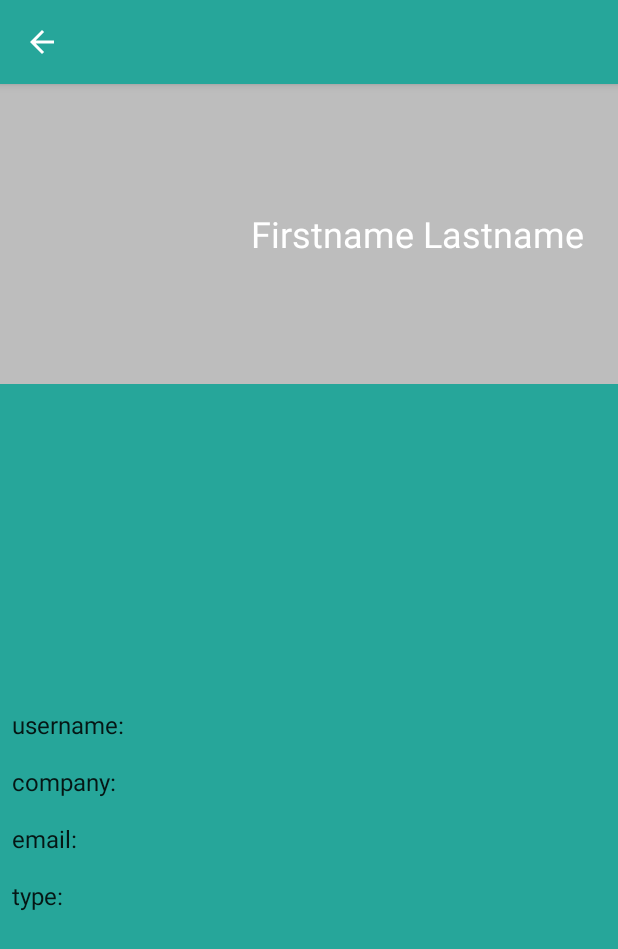
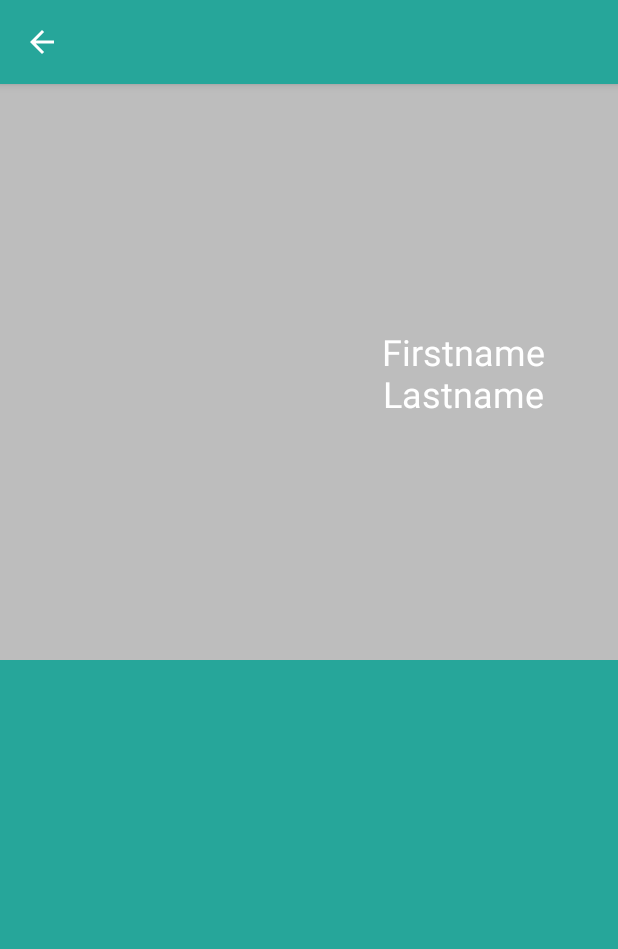
Before and after one commit to vitordmoraes/Cursos-e-Tutoriais-Raywanderlich, an Android app: the MemberActivity screen opened directly, with no data from a screen before it, on a phone screen of 412 x 824 dp. Shown: the top 949 px of the screen. Run offline under Robolectric (Android 15) with nearby library versions, the phone set to English and light mode, and no system bars; our stand-ins replace Picasso; pictures from the network do not load.

Commit message:
Praticas com Layouts
Utilizando chains do constraint layout para anexar View sem necessitar de um Linear Layout.
Criando um layout alternativo para landscape mode.
raywanderlich.com

```diff
--- /dev/null
+++ b/Praticas com Layouts/app/src/main/res/layout-land/activity_member.xml
@@ -0,0 +1,118 @@
+<?xml version="1.0" encoding="utf-8"?>
+<androidx.constraintlayout.widget.ConstraintLayout xmlns:android="http://schemas.android.com/apk/res/android"
+    xmlns:app="http://schemas.android.com/apk/res-auto"
+    xmlns:tools="http://schemas.android.com/tools"
+    android:layout_width="match_parent"
+    android:layout_height="match_parent"
+    android:id="@+id/firstLayout"
+    tools:context="com.raywenderlich.android.octomembers.ui.member.MemberActivity">
+
+  <LinearLayout
+      android:id="@+id/avatarContainer"
+      android:layout_width="0dp"
+      android:layout_height="match_parent"
+      android:background="@color/colorAccent"
+      android:gravity="center"
+      app:layout_constraintBottom_toBottomOf="parent"
+      app:layout_constraintStart_toStartOf="parent"
+      app:layout_constraintTop_toTopOf="parent"
+      app:layout_constraintEnd_toStartOf="@id/memberInfoContainer"
+      android:orientation="vertical">
+
+
+    <ImageView
+        android:id="@+id/memberAvatar"
+        android:layout_width="@dimen/detail_avatar_container_size"
+        android:layout_height="@dimen/detail_avatar_container_size"
+        android:contentDescription="@string/contentDescription_teamMemberAvatar"
+        android:padding="@dimen/padding_standard"
+        tools:src="@drawable/ic_launcher_background" />
+
+    <TextView
+        android:id="@+id/memberName"
+        android:layout_width="wrap_content"
+        android:layout_height="wrap_content"
+        android:gravity="center"
+        android:maxLines="3"
+        android:padding="@dimen/padding_standard"
+        android:text="Firstname Lastname"
+        android:textColor="@android:color/white"
+        android:textSize="@dimen/member_name_on_screen" />
+
+  </LinearLayout>
+
+  <LinearLayout
+      android:id="@+id/memberInfoContainer"
+      android:layout_width="0dp"
+      android:layout_height="match_parent"
+      android:background="@color/colorPrimary"
+      android:gravity="center"
+      android:orientation="vertical"
+      app:layout_constraintBottom_toBottomOf="parent"
+      app:layout_constraintStart_toEndOf="@id/avatarContainer"
+      app:layout_constraintTop_toTopOf="parent"
+      app:layout_constraintEnd_toEndOf="parent">
+
+    <LinearLayout
+        android:layout_width="match_parent"
+        android:layout_height="wrap_content"></LinearLayout>
+
+    <LinearLayout
+        android:layout_width="match_parent"
+        android:layout_height="wrap_content"
+        android:id="@+id/memberLoginContainer">
+
+      <TextView
+          style="@style/member_label"
+          android:text="@string/label_login" />
+
+      <TextView
+          android:id="@+id/memberLogin"
+          style="@style/member_info" />
+    </LinearLayout>
+
+    <LinearLayout
+        android:layout_width="match_parent"
+        android:layout_height="wrap_content"
+        android:id="@+id/memberCompanyContainer">
+
+      <TextView
+          style="@style/member_label"
+          android:text="@string/label_company" />
+
+      <TextView
+          android:id="@+id/memberCompany"
+          style="@style/member_info" />
+    </LinearLayout>
+
+    <LinearLayout
+        android:layout_width="match_parent"
+        android:layout_height="wrap_content"
+        android:id="@+id/memberEmailContainer">
+
+      <TextView
+          style="@style/member_label"
+          android:text="@string/label_email" />
+
+      <TextView
+          android:id="@+id/memberEmail"
+          style="@style/member_info" />
+
+    </LinearLayout>
+
+    <LinearLayout
+        android:layout_width="match_parent"
+        android:layout_height="wrap_content"
+        android:id="@+id/memberTypeContainer">
+
+      <TextView
+          style="@style/member_label"
+          android:text="@string/label_type" />
+
+      <TextView
+          android:id="@+id/memberType"
+          style="@style/member_info" />
+
+    </LinearLayout>
+  </LinearLayout>
+</androidx.constraintlayout.widget.ConstraintLayout>
--- a/Praticas com Layouts/app/src/main/res/layout/activity_member.xml
+++ b/Praticas com Layouts/app/src/main/res/layout/activity_member.xml
@@ -2,119 +2,147 @@
 <androidx.constraintlayout.widget.ConstraintLayout xmlns:android="http://schemas.android.com/apk/res/android"
     xmlns:app="http://schemas.android.com/apk/res-auto"
     xmlns:tools="http://schemas.android.com/tools"
+    android:id="@+id/firstLayout"
     android:layout_width="match_parent"
     android:layout_height="match_parent"
     android:orientation="vertical"
-    android:id="@+id/firstLayout"
     tools:context="com.raywenderlich.android.octomembers.ui.member.MemberActivity">
 
-  <LinearLayout
-      android:id="@+id/avatarContainer"
-      android:layout_width="match_parent"
-      android:layout_height="@dimen/detail_avatar_container_size"
+
+  <View
+      android:layout_width="0dp"
+      android:layout_height="0dp"
       android:background="@color/colorAccent"
-      android:gravity="center_vertical"
+      app:layout_constraintBottom_toTopOf="@id/HorizontalGuideline"
       app:layout_constraintEnd_toEndOf="parent"
       app:layout_constraintStart_toStartOf="parent"
-      app:layout_constraintTop_toTopOf="parent"
-      app:layout_constraintBottom_toTopOf="@id/avatarContainer">
+      app:layout_constraintTop_toTopOf="parent"/>
 
+  <View
+      android:layout_width="0dp"
+      android:layout_height="0dp"
+      android:background="@color/colorPrimary"
+      app:layout_constraintTop_toBottomOf="@id/HorizontalGuideline"
+      app:layout_constraintEnd_toEndOf="parent"
+      app:layout_constraintStart_toStartOf="parent"
+      app:layout_constraintBottom_toBottomOf="parent"/>
 
   <ImageView
       android:id="@+id/memberAvatar"
       android:layout_width="@dimen/detail_avatar_size"
       android:layout_height="@dimen/detail_avatar_size"
       android:contentDescription="@string/contentDescription_teamMemberAvatar"
-        android:padding="@dimen/padding_standard"
-        tools:src="@drawable/ic_launcher_background" />
+      android:padding="@dimen/padding_double"
+      tools:src="@drawable/ic_launcher_background"
+      app:layout_constraintTop_toTopOf="parent"
+      app:layout_constraintStart_toStartOf="parent"
+      app:layout_constraintEnd_toEndOf="@id/VerticalGuidline"
+      app:layout_constraintBottom_toTopOf="@id/HorizontalGuideline"/>
+
 
 
   <TextView
       android:id="@+id/memberName"
       android:layout_width="0dp"
       android:layout_height="wrap_content"
-        android:layout_weight="1"
       android:gravity="center"
       android:maxLines="3"
       android:padding="@dimen/padding_standard"
       android:text="Firstname Lastname"
       android:textColor="@android:color/white"
-        android:textSize="@dimen/member_name_on_screen" />
-
-  </LinearLayout>
-
-  <LinearLayout
-      android:id="@+id/memberInfoContainer"
-      android:layout_width="0dp"
-      android:layout_height="0dp"
-      android:background="@color/colorPrimary"
-      android:gravity="center"
-      android:orientation="vertical"
-      app:layout_constraintBottom_toBottomOf="parent"
+      android:textSize="@dimen/member_name_on_screen"
+      app:layout_constraintTop_toTopOf="parent"
       app:layout_constraintEnd_toEndOf="parent"
-      app:layout_constraintStart_toStartOf="parent"
-      app:layout_constraintTop_toBottomOf="@id/avatarContainer">
-
-    <LinearLayout
-        android:layout_width="match_parent"
-        android:layout_height="wrap_content"></LinearLayout>
-
-    <LinearLayout
-        android:layout_width="match_parent"
-        android:layout_height="wrap_content"
-        android:id="@+id/memberLoginContainer">
+      app:layout_constraintStart_toStartOf="@id/VerticalGuidline"
+      app:layout_constraintBottom_toTopOf="@id/HorizontalGuideline"/>
 
   <TextView
+          android:id="@+id/labelLogin"
           style="@style/member_label"
-          android:text="@string/label_login" />
+          android:text="@string/label_login"
+          app:layout_constraintEnd_toStartOf="@+id/InfoVerticalGuideline"
+          app:layout_constraintTop_toBottomOf="@+id/HorizontalGuideline"
+          app:layout_constraintBottom_toTopOf="@+id/labelCompany"
+          app:layout_constraintVertical_chainStyle="packed"/>
+
+
+  <TextView
+      android:id="@+id/labelCompany"
+      style="@style/member_label"
+      android:text="@string/label_company"
+      app:layout_constraintEnd_toStartOf="@+id/InfoVerticalGuideline"
+      app:layout_constraintTop_toBottomOf="@+id/labelLogin"
+      app:layout_constraintBottom_toTopOf="@+id/labelEmail" />
+
+  <TextView
+        android:id="@+id/labelEmail"
+        style="@style/member_label"
+        android:text="@string/label_email"
+        app:layout_constraintEnd_toStartOf="@+id/InfoVerticalGuideline"
+        app:layout_constraintTop_toBottomOf="@+id/labelCompany"
+        app:layout_constraintBottom_toTopOf="@+id/labelType"/>
+
+    <TextView
+        android:id="@+id/labelType"
+        style="@style/member_label"
+        android:text="@string/label_type"
+        app:layout_constraintEnd_toStartOf="@+id/InfoVerticalGuideline"
+        app:layout_constraintTop_toBottomOf="@+id/labelEmail"
+        app:layout_constraintBottom_toBottomOf="parent"/>
 
       <TextView
           android:id="@+id/memberLogin"
-          style="@style/member_info" />
-    </LinearLayout>
-
-    <LinearLayout
-        android:layout_width="match_parent"
-        android:layout_height="wrap_content"
-        android:id="@+id/memberCompanyContainer">
-
-      <TextView
-          style="@style/member_label"
-          android:text="@string/label_company" />
+          style="@style/member_info"
+          app:layout_constraintBottom_toTopOf="@+id/memberCompany"
+          app:layout_constraintStart_toStartOf="@id/VerticalGuidline"
+          app:layout_constraintTop_toBottomOf="@id/HorizontalGuideline"
+          app:layout_constraintVertical_chainStyle="packed"
+          tools:visibility="visible"/>
 
       <TextView
           android:id="@+id/memberCompany"
-          style="@style/member_info" />
-    </LinearLayout>
-
-    <LinearLayout
-        android:layout_width="match_parent"
-        android:layout_height="wrap_content"
-        android:id="@+id/memberEmailContainer">
-
-      <TextView
-          style="@style/member_label"
-          android:text="@string/label_email" />
+          style="@style/member_info"
+          app:layout_constraintBottom_toTopOf="@+id/memberEmail"
+          app:layout_constraintStart_toStartOf="@id/VerticalGuidline"
+          app:layout_constraintTop_toBottomOf="@id/memberLogin"
+          tools:visibility="visible"/>
 
       <TextView
           android:id="@+id/memberEmail"
-          style="@style/member_info" />
-
-    </LinearLayout>
-
-    <LinearLayout
-        android:layout_width="match_parent"
-        android:layout_height="wrap_content"
-        android:id="@+id/memberTypeContainer">
-
-      <TextView
-          style="@style/member_label"
-          android:text="@string/label_type" />
+          style="@style/member_info"
+          app:layout_constraintBottom_toTopOf="@+id/memberType"
+          app:layout_constraintStart_toStartOf="@id/VerticalGuidline"
+          app:layout_constraintTop_toBottomOf="@id/memberCompany"
+          tools:visibility="visible"/>
 
       <TextView
           android:id="@+id/memberType"
-          style="@style/member_info" />
+          style="@style/member_info"
+          app:layout_constraintStart_toStartOf="@id/VerticalGuidline"
+          app:layout_constraintTop_toBottomOf="@id/memberEmail"
+          app:layout_constraintBottom_toBottomOf="parent"
+          tools:visibility="visible"/>
 
-    </LinearLayout>
-  </LinearLayout>
+
+
+  <androidx.constraintlayout.widget.Guideline
+      android:id="@+id/VerticalGuidline"
+      android:layout_width="wrap_content"
+      android:layout_height="wrap_content"
+      android:orientation="vertical"
+      app:layout_constraintGuide_percent="0.5" />
+
+  <androidx.constraintlayout.widget.Guideline
+      android:id="@+id/InfoVerticalGuideline"
+      android:layout_width="wrap_content"
+      android:layout_height="wrap_content"
+      android:orientation="vertical"
+      app:layout_constraintGuide_percent="0.4" />
+
+  <androidx.constraintlayout.widget.Guideline
+      android:id="@+id/HorizontalGuideline"
+      android:layout_width="wrap_content"
+      android:layout_height="wrap_content"
+      android:orientation="horizontal"
+      app:layout_constraintGuide_percent="0.5" />
 </androidx.constraintlayout.widget.ConstraintLayout>
--- a/Praticas com Layouts/app/src/main/res/values/styles.xml
+++ b/Praticas com Layouts/app/src/main/res/values/styles.xml
@@ -16,21 +16,21 @@
     <item name="android:paddingBottom">@dimen/padding_half</item>
     <item name="android:paddingStart">@dimen/padding_half</item>
     <item name="android:paddingEnd">@dimen/padding_half</item>
-    <item name="android:layout_weight">3</item>
     <item name="android:textColor">@android:color/white</item>
     <item name="android:layout_gravity">start</item>
+    <item name="android:visibility">invisible</item>
   </style>
 
   <style name="member_label" parent="AppTheme">
-    <item name="android:layout_width">0dp</item>
+    <item name="android:layout_width">wrap_content</item>
     <item name="android:layout_height">wrap_content</item>
-    <item name="android:layout_weight">2</item>
     <item name="android:layout_gravity">end</item>
     <item name="android:textSize">@dimen/detail_text_size</item>
     <item name="android:paddingTop">@dimen/padding_half</item>
     <item name="android:paddingBottom">@dimen/padding_half</item>
     <item name="android:paddingStart">@dimen/padding_half</item>
     <item name="android:paddingEnd">@dimen/padding_half</item>
+    <item name="android:visibility">invisible</item>
   </style>
 
 </resources>
```
Also changed, not shown: Praticas com Layouts/app/src/main/java/com/raywenderlich/android/octomembers/ui/member/MemberActivity.kt (+9 -6 lines), Praticas com Layouts/app/src/main/res/layout-land/activity_team_members.xml (added, +79 -0 lines). Lines whose indentation alone changed are shown as unchanged.
